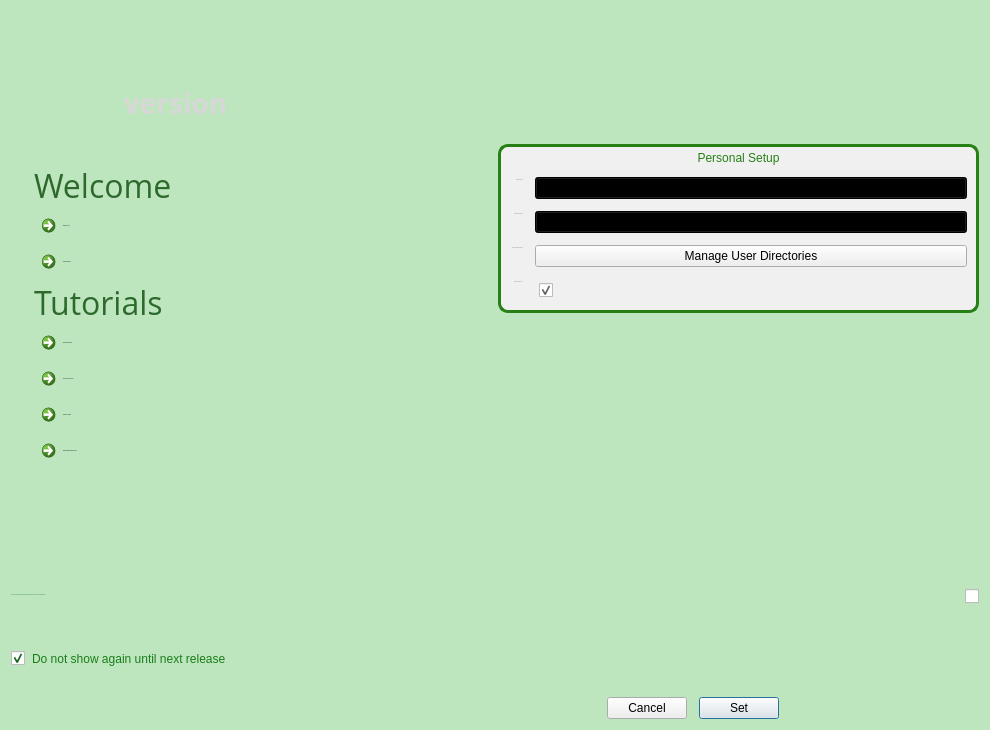
First picture: the form in Code/Mantid/MantidPlot/src/Mantid/FirstTimeSetup.ui, repository mantidproject/mantid, before the edit.
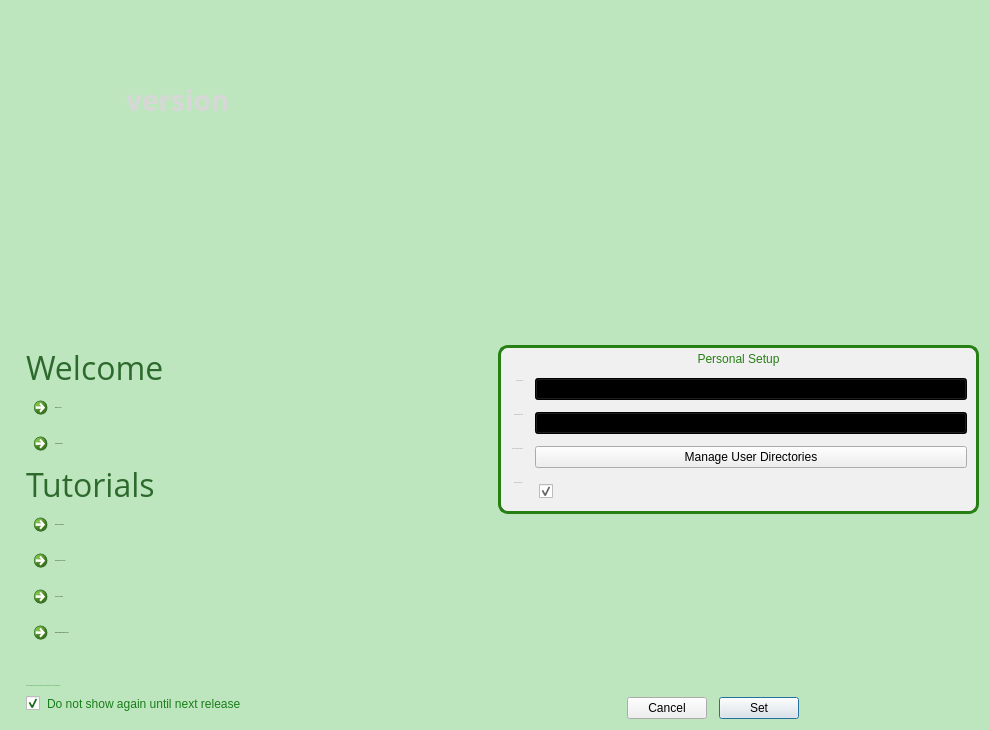
Second picture: the form after the edit. Icons and pictures are not drawn. Custom widgets are drawn as their Qt base class.

Commit message: re #10882 remove test code small formatting improvements

Patch:
```diff
--- a/Code/Mantid/MantidPlot/src/Mantid/FirstTimeSetup.ui
+++ b/Code/Mantid/MantidPlot/src/Mantid/FirstTimeSetup.ui
@@ -59,17 +59,71 @@
 </string>
   </property>
   <layout class="QVBoxLayout" name="verticalLayout_6">
+   <item>
+    <layout class="QVBoxLayout" name="verticalLayout_8">
+     <property name="topMargin">
+      <number>70</number>
+     </property>
+    </layout>
+   </item>
+   <item>
+    <widget class="QLabel" name="lblVersion">
+     <property name="sizePolicy">
+      <sizepolicy hsizetype="Preferred" vsizetype="Preferred">
+       <horstretch>0</horstretch>
+       <verstretch>0</verstretch>
+      </sizepolicy>
+     </property>
+     <property name="font">
+      <font>
+       <family>Montserrat Alternates</family>
+       <pointsize>-1</pointsize>
+       <weight>75</weight>
+       <italic>false</italic>
+       <bold>true</bold>
+      </font>
+     </property>
+     <property name="styleSheet">
+      <string notr="true">color: rgb(215, 215, 215);
+font: 28pt &quot;Montserrat Alternates&quot;;
+font-weight: bold;
+font-size: 28px</string>
+     </property>
+     <property name="text">
+      <string>version </string>
+     </property>
+     <property name="margin">
+      <number>0</number>
+     </property>
+     <property name="indent">
+      <number>115</number>
+     </property>
+    </widget>
+   </item>
+   <item>
+    <spacer name="verticalSpacer_4">
+     <property name="orientation">
+      <enum>Qt::Vertical</enum>
+     </property>
+     <property name="sizeHint" stdset="0">
+      <size>
+       <width>20</width>
+       <height>40</height>
+      </size>
+     </property>
+    </spacer>
+   </item>
    <item>
     <layout class="QVBoxLayout" name="verticalLayout_5">
      <item>
       <layout class="QHBoxLayout" name="horizontalLayout_3">
        <property name="topMargin">
-        <number>73</number>
+        <number>0</number>
        </property>
        <item>
         <layout class="QGridLayout" name="gridLayout">
          <property name="leftMargin">
-          <number>23</number>
+          <number>15</number>
          </property>
          <property name="spacing">
           <number>0</number>
@@ -311,40 +365,6 @@
            </property>
           </widget>
          </item>
-         <item row="1" column="0">
-          <widget class="QLabel" name="lblVersion">
-           <property name="sizePolicy">
-            <sizepolicy hsizetype="Preferred" vsizetype="Preferred">
-             <horstretch>0</horstretch>
-             <verstretch>0</verstretch>
-            </sizepolicy>
-           </property>
-           <property name="font">
-            <font>
-             <family>Montserrat Alternates</family>
-             <pointsize>-1</pointsize>
-             <weight>75</weight>
-             <italic>false</italic>
-             <bold>true</bold>
-            </font>
-           </property>
-           <property name="styleSheet">
-            <string notr="true">color: rgb(215, 215, 215);
-font: 28pt &quot;Montserrat Alternates&quot;;
-font-weight: bold;
-font-size: 28px</string>
-           </property>
-           <property name="text">
-            <string>version </string>
-           </property>
-           <property name="margin">
-            <number>0</number>
-           </property>
-           <property name="indent">
-            <number>90</number>
-           </property>
-          </widget>
-         </item>
          <item row="3" column="0">
           <widget class="QLabel" name="Welcome">
            <property name="font">
@@ -365,39 +385,10 @@
            </property>
           </widget>
          </item>
-         <item row="2" column="0">
-          <spacer name="verticalSpacer_4">
-           <property name="orientation">
-            <enum>Qt::Vertical</enum>
-           </property>
-           <property name="sizeHint" stdset="0">
-            <size>
-             <width>20</width>
-             <height>40</height>
-            </size>
-           </property>
-          </spacer>
-         </item>
         </layout>
        </item>
        <item>
         <layout class="QVBoxLayout" name="verticalLayout_4">
-         <item>
-          <spacer name="verticalSpacer">
-           <property name="orientation">
-            <enum>Qt::Vertical</enum>
-           </property>
-           <property name="sizeType">
-            <enum>QSizePolicy::Fixed</enum>
-           </property>
-           <property name="sizeHint" stdset="0">
-            <size>
-             <width>20</width>
-             <height>60</height>
-            </size>
-           </property>
-          </spacer>
-         </item>
          <item>
           <widget class="QGroupBox" name="grpPersonalSetup">
            <property name="font">
@@ -632,6 +623,9 @@
          <property name="spacing">
           <number>2</number>
          </property>
+         <property name="leftMargin">
+          <number>15</number>
+         </property>
          <item>
           <widget class="QLabel" name="lbUpdate">
            <property name="minimumSize">
@@ -789,13 +783,6 @@
          </property>
         </spacer>
        </item>
-       <item>
-        <widget class="QCheckBox" name="chkTest">
-         <property name="text">
-          <string/>
-         </property>
-        </widget>
-       </item>
       </layout>
      </item>
     </layout>
```
The commit also changes 2 other files.
